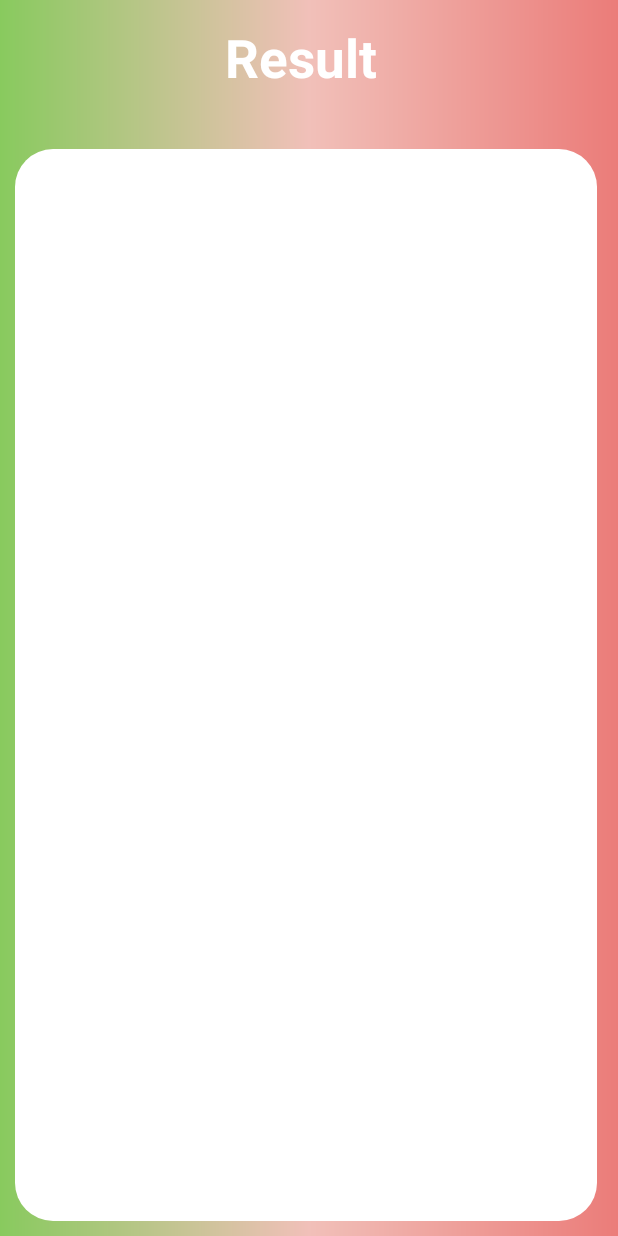
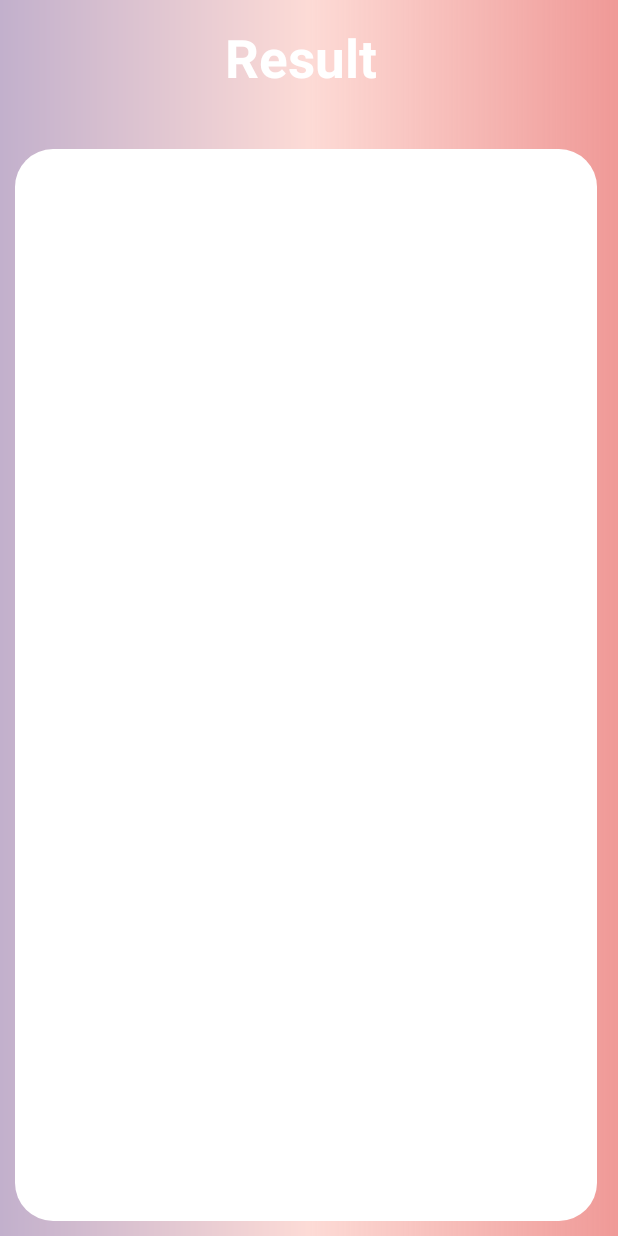
Before and after one commit to MK16020/ProjectImplementation, an Android app: the Result screen opened directly, with no data from a screen before it, on a phone screen of 412 x 824 dp. Run offline under Robolectric (Android 15) with nearby library versions, the phone set to English and light mode, and no system bars; our stand-ins replace Firebase (no records; nobody signed in at launch, a user with empty details on screens opened directly).

Commit message:
Update background_bg.xml

```diff
--- a/EnumberApp/app/src/main/res/drawable/background_bg.xml
+++ b/EnumberApp/app/src/main/res/drawable/background_bg.xml
@@ -1,8 +1,8 @@
 <?xml version="1.0" encoding="utf-8"?>
 <shape xmlns:android="http://schemas.android.com/apk/res/android" android:shape="rectangle">
     <gradient
-        android:startColor="#88CA5E"
-        android:centerColor="#F1C0B9"
-        android:endColor="#EB7C79"
+        android:startColor="#C2B0CC"
+        android:centerColor="#FDDBD6"
+        android:endColor="#C6EB7C79"
         />
 </shape>
```
